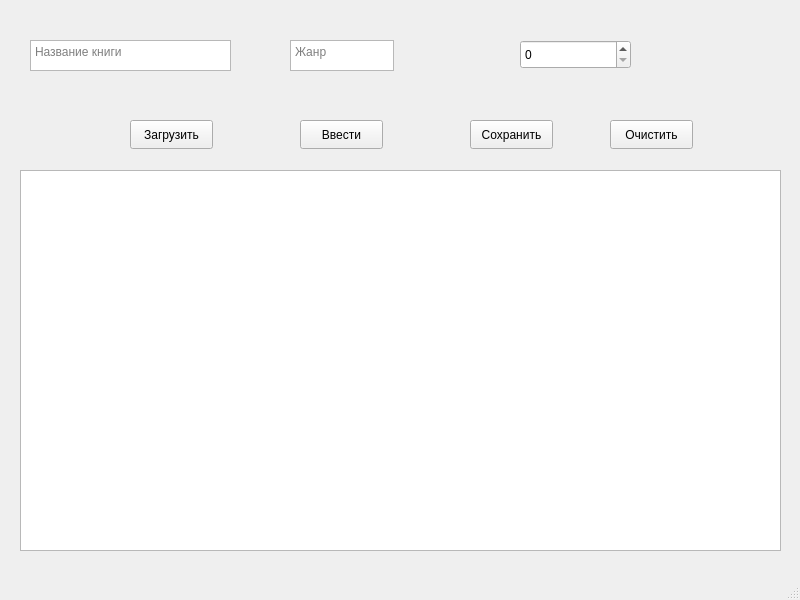
This is mainwindow.ui in StepanRyabcev/book as Qt 5 draws it before an edit. The edited form follows.
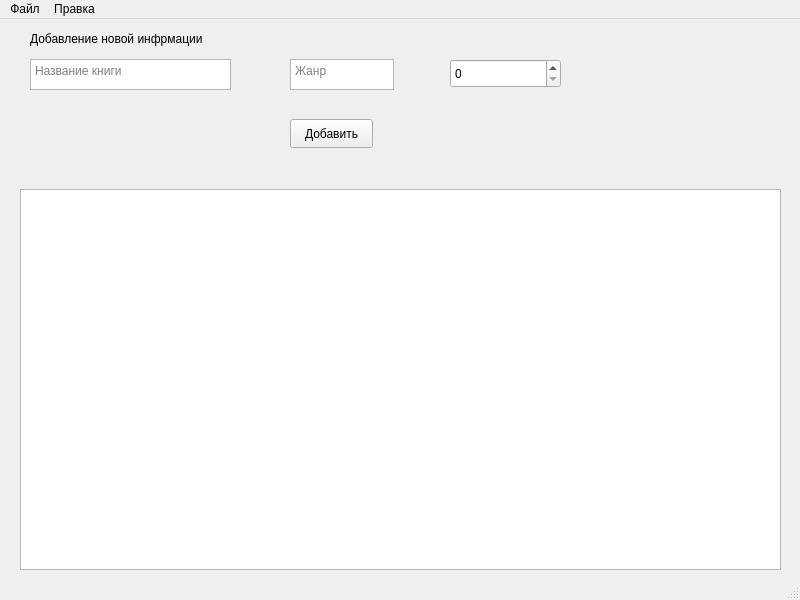
This is the edited form.

Commit message: Removed some buttons, added menu bar

Diff of the .ui file:
```diff
--- a/mainwindow.ui
+++ b/mainwindow.ui
@@ -43,20 +43,20 @@
    <widget class="QPushButton" name="submit">
     <property name="geometry">
      <rect>
-      <x>300</x>
-      <y>120</y>
+      <x>290</x>
+      <y>100</y>
       <width>83</width>
       <height>29</height>
      </rect>
     </property>
     <property name="text">
-     <string>Ввести</string>
+     <string>Добавить</string>
     </property>
    </widget>
    <widget class="QSpinBox" name="b_str">
     <property name="geometry">
      <rect>
-      <x>520</x>
+      <x>450</x>
       <y>40</y>
       <width>111</width>
       <height>29</height>
@@ -76,43 +76,17 @@
      </rect>
     </property>
    </widget>
-   <widget class="QPushButton" name="load">
+   <widget class="QLabel" name="label">
     <property name="geometry">
      <rect>
-      <x>130</x>
-      <y>120</y>
-      <width>83</width>
-      <height>29</height>
+      <x>30</x>
+      <y>10</y>
+      <width>321</width>
+      <height>20</height>
      </rect>
     </property>
     <property name="text">
-     <string>Загрузить</string>
-    </property>
-   </widget>
-   <widget class="QPushButton" name="save">
-    <property name="geometry">
-     <rect>
-      <x>470</x>
-      <y>120</y>
-      <width>83</width>
-      <height>29</height>
-     </rect>
-    </property>
-    <property name="text">
-     <string>Сохранить</string>
-    </property>
-   </widget>
-   <widget class="QPushButton" name="earase">
-    <property name="geometry">
-     <rect>
-      <x>610</x>
-      <y>120</y>
-      <width>83</width>
-      <height>29</height>
-     </rect>
-    </property>
-    <property name="text">
-     <string>Очистить</string>
+     <string>Добавление новой инфрмации</string>
     </property>
    </widget>
   </widget>
@@ -125,6 +99,21 @@
      <height>25</height>
     </rect>
    </property>
+   <widget class="QMenu" name="menu">
+    <property name="title">
+     <string>Файл</string>
+    </property>
+    <addaction name="load_2"/>
+    <addaction name="save_2"/>
+   </widget>
+   <widget class="QMenu" name="menu_2">
+    <property name="title">
+     <string>Правка</string>
+    </property>
+    <addaction name="clear"/>
+   </widget>
+   <addaction name="menu"/>
+   <addaction name="menu_2"/>
   </widget>
   <widget class="QStatusBar" name="statusbar"/>
  </widget>
```
Left out of the diff: 15 changed lines with no effect on the pictures. The commit also changes 1 other file.
